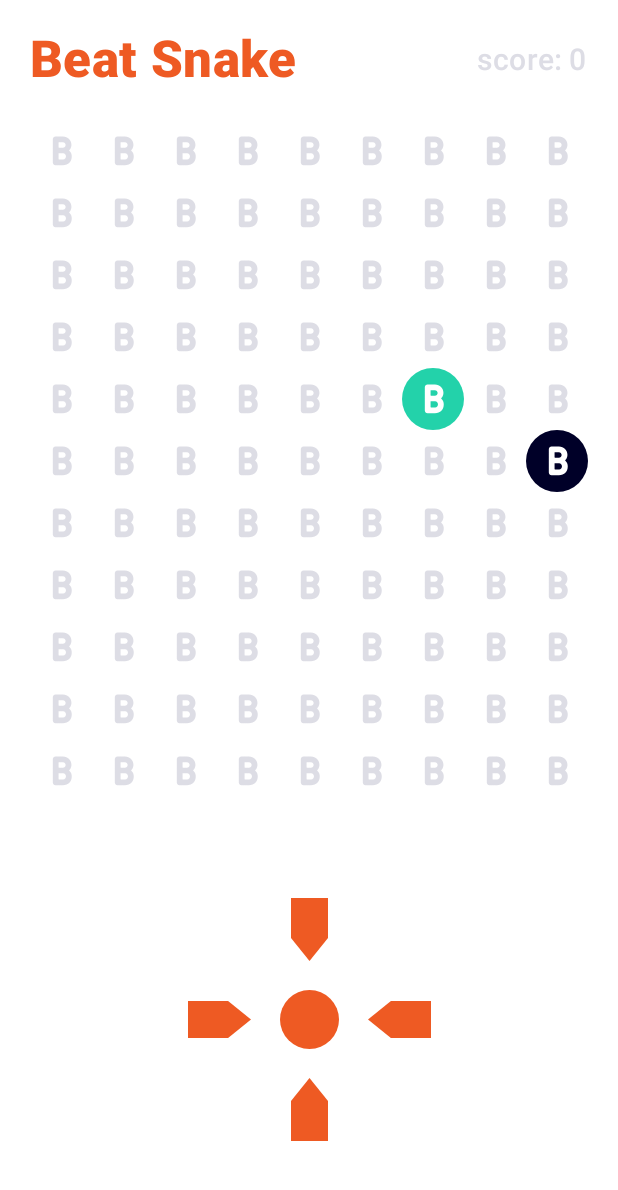
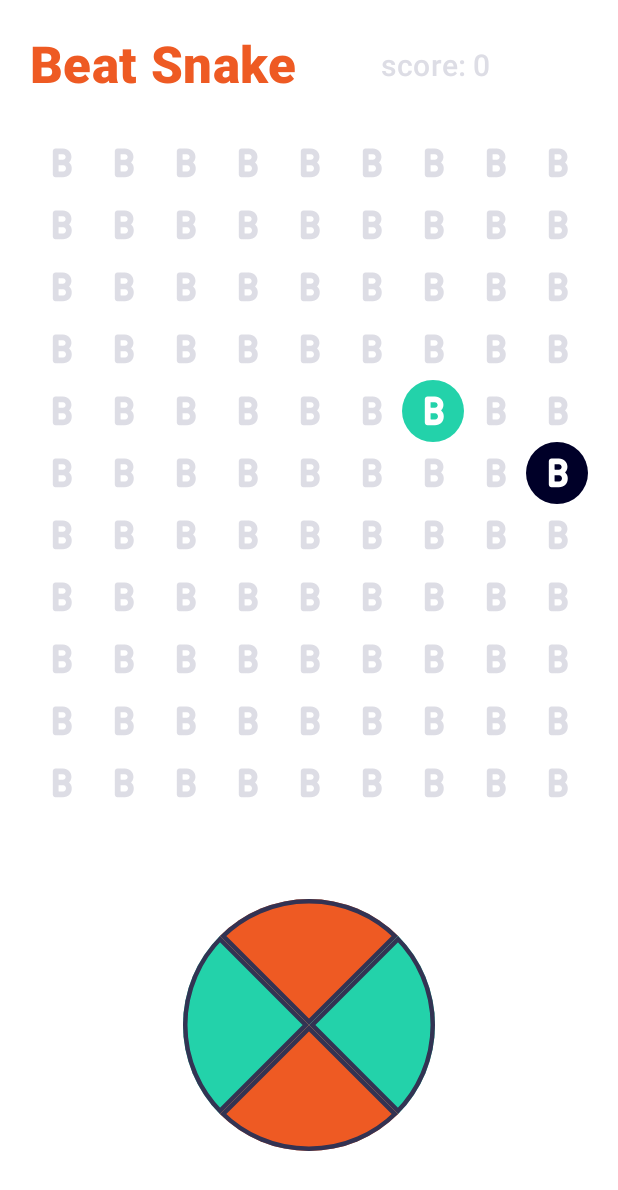
Before and after one commit to timlam9/BeatSnakeChallenge, an Android app built with Jetpack Compose: the screen it shows after launch (MainActivity), on a phone screen of 412 x 824 dp. Shown: the top 1190 px of the screen. Run offline under Robolectric (Android 15) with nearby library versions, the phone set to English and light mode, and no system bars.

Commit message:
Introduce pie controller

```diff
--- /dev/null
+++ b/app/src/main/java/com/lamti/beatsnakechallenge/domain/SnakeControllers.kt
@@ -0,0 +1,8 @@
+package com.lamti.beatsnakechallenge.domain
+
+enum class SnakeControllers {
+
+    PieController,
+    Joystick
+
+}
--- a/app/src/main/java/com/lamti/beatsnakechallenge/ui/activity/MainActivity.kt
+++ b/app/src/main/java/com/lamti/beatsnakechallenge/ui/activity/MainActivity.kt
@@ -19,8 +19,10 @@ import androidx.compose.ui.Modifier
 import androidx.compose.ui.graphics.Color
 import androidx.lifecycle.lifecycleScope
 import com.lamti.beatsnakechallenge.domain.Board
+import com.lamti.beatsnakechallenge.domain.SnakeControllers
 import com.lamti.beatsnakechallenge.ui.activity.MainViewModel.Companion.SPEED
 import com.lamti.beatsnakechallenge.ui.components.Joystick
+import com.lamti.beatsnakechallenge.ui.components.PieController
 import com.lamti.beatsnakechallenge.ui.components.Score
 import com.lamti.beatsnakechallenge.ui.components.SnakeBoard
 import com.lamti.beatsnakechallenge.ui.theme.BeatSnakeChallengeTheme
@@ -29,6 +31,12 @@ import kotlinx.coroutines.delay
 import kotlinx.coroutines.isActive
 
 class MainActivity : ComponentActivity() {
+
+    companion object {
+
+        const val CRASH_ANIMATION_DURATION = 300
+
+    }
 
     private val viewModel: MainViewModel by viewModels()
 
@@ -62,16 +70,30 @@ class MainActivity : ComponentActivity() {
     private fun Snake(viewModel: MainViewModel) {
         val board by viewModel.board.collectAsState()
         val score by viewModel.score.collectAsState()
+        val controllers = viewModel.controllers
+
         val animatedColor = crashAnimatedColor()
 
         Column(modifier = Modifier.fillMaxSize()) {
-            Score(score = score.toString())
+            Score(score = score.toString()) {
+                viewModel.onSettingsClicked()
+            }
             SnakeBoard(board = board) { point ->
                 when {
                     board.driver.hasCrashed() && board.driver.head == point -> animatedColor.value
                     else -> viewModel.colorCell(point)
                 }
             }
+            when (controllers) {
+                SnakeControllers.PieController -> {
+                    PieController(
+                        onUpClick = { viewModel.changeDirection(Board.Direction.Up) },
+                        onLeftClick = { viewModel.changeDirection(Board.Direction.Left) },
+                        onRightClick = { viewModel.changeDirection(Board.Direction.Right) },
+                        onDownClick = { viewModel.changeDirection(Board.Direction.Down) }
+                    )
+                }
+                SnakeControllers.Joystick -> {
                     Joystick(
                         onUpClick = { viewModel.changeDirection(Board.Direction.Up) },
                         onLeftClick = { viewModel.changeDirection(Board.Direction.Left) },
@@ -79,6 +101,8 @@ class MainActivity : ComponentActivity() {
                         onDownClick = { viewModel.changeDirection(Board.Direction.Down) },
                         onCenterClick = { viewModel.restartGame() }
                     )
+                }
+            }
         }
     }
 
@@ -90,7 +114,7 @@ class MainActivity : ComponentActivity() {
             targetValue = Navy100,
             animationSpec = infiniteRepeatable(
                 animation = tween(
-                    durationMillis = 150,
+                    durationMillis = CRASH_ANIMATION_DURATION,
                     easing = FastOutSlowInEasing
                 ),
                 repeatMode = RepeatMode.Reverse
--- a/app/src/main/java/com/lamti/beatsnakechallenge/ui/activity/MainViewModel.kt
+++ b/app/src/main/java/com/lamti/beatsnakechallenge/ui/activity/MainViewModel.kt
@@ -1,10 +1,12 @@
 package com.lamti.beatsnakechallenge.ui.activity
 
+import androidx.compose.runtime.*
 import androidx.compose.ui.graphics.Color
 import androidx.lifecycle.ViewModel
 import com.lamti.beatsnakechallenge.domain.Board
 import com.lamti.beatsnakechallenge.domain.Game
 import com.lamti.beatsnakechallenge.domain.Point
+import com.lamti.beatsnakechallenge.domain.SnakeControllers
 import com.lamti.beatsnakechallenge.ui.theme.Mint100
 import com.lamti.beatsnakechallenge.ui.theme.MintBlend14
 import com.lamti.beatsnakechallenge.ui.theme.Navy100
@@ -25,6 +27,9 @@ class MainViewModel : ViewModel() {
     val running: StateFlow<Boolean> = game.running
     val board: StateFlow<Board> = game.board
     val score: StateFlow<Int> = game.score
+
+    var controllers: SnakeControllers by mutableStateOf(SnakeControllers.PieController)
+        private set
 
     fun colorCell(point: Point): Color = when (point) {
         in board.value.driver.body -> MintBlend14
@@ -47,4 +52,11 @@ class MainViewModel : ViewModel() {
         }
     }
 
+    fun onSettingsClicked() {
+        controllers = when(controllers) {
+            SnakeControllers.PieController -> SnakeControllers.Joystick
+            SnakeControllers.Joystick -> SnakeControllers.PieController
+        }
+    }
+
 }
--- /dev/null
+++ b/app/src/main/java/com/lamti/beatsnakechallenge/ui/components/PieController.kt
@@ -0,0 +1,275 @@
+package com.lamti.beatsnakechallenge.ui.components
+
+import androidx.compose.foundation.background
+import androidx.compose.foundation.clickable
+import androidx.compose.foundation.layout.Box
+import androidx.compose.foundation.layout.fillMaxSize
+import androidx.compose.foundation.layout.padding
+import androidx.compose.foundation.layout.size
+import androidx.compose.runtime.Composable
+import androidx.compose.ui.Alignment
+import androidx.compose.ui.Modifier
+import androidx.compose.ui.draw.drawBehind
+import androidx.compose.ui.geometry.Offset
+import androidx.compose.ui.geometry.Rect
+import androidx.compose.ui.geometry.Size
+import androidx.compose.ui.graphics.Outline
+import androidx.compose.ui.graphics.Path
+import androidx.compose.ui.graphics.Shape
+import androidx.compose.ui.graphics.drawscope.Stroke
+import androidx.compose.ui.graphics.drawscope.scale
+import androidx.compose.ui.graphics.graphicsLayer
+import androidx.compose.ui.tooling.preview.Preview
+import androidx.compose.ui.unit.Density
+import androidx.compose.ui.unit.LayoutDirection
+import androidx.compose.ui.unit.dp
+import com.lamti.beatsnakechallenge.ui.components.PieShape.PieControllerType.*
+import com.lamti.beatsnakechallenge.ui.theme.Mint100
+import com.lamti.beatsnakechallenge.ui.theme.Navy80
+import com.lamti.beatsnakechallenge.ui.theme.Orange100
+
+private val controllerColorOne = Orange100
+private val controllerColorTwo = Mint100
+private val separatorColor = Navy80
+
+@Composable
+fun PieController(
+    onUpClick: () -> Unit = {},
+    onLeftClick: () -> Unit = {},
+    onRightClick: () -> Unit = {},
+    onDownClick: () -> Unit = {},
+) {
+    val size = 200.dp
+    val padding = 16.dp
+    Box(
+        modifier = Modifier.fillMaxSize(),
+        contentAlignment = Alignment.Center
+    ) {
+        LeftPie(
+            modifier = Modifier
+                .size(size)
+                .padding(padding),
+            onClick = onLeftClick
+        )
+        UpPie(
+            modifier = Modifier
+                .size(size)
+                .padding(padding),
+            onClick = onUpClick
+        )
+        RightPie(
+            modifier = Modifier
+                .size(size)
+                .padding(padding),
+            onClick = onRightClick
+        )
+        DownPie(
+            modifier = Modifier
+                .size(size)
+                .padding(padding),
+            onClick = onDownClick
+        )
+    }
+}
+
+@Composable
+private fun LeftPie(modifier: Modifier, onClick: () -> Unit) {
+    val leftShape = PieShape(Left)
+    Box(
+        modifier = modifier
+            .graphicsLayer {
+                shadowElevation = 0.dp.toPx()
+                shape = leftShape
+                clip = true
+            }
+            .background(color = controllerColorTwo)
+            .drawBehind {
+                scale(scale = 1f) {
+                    drawPath(
+                        path = leftShape.drawPath(size = size),
+                        color = separatorColor,
+                        style = Stroke(
+                            width = 6.dp.toPx()
+                        )
+                    )
+                }
+            }
+            .clickable { onClick() }
+    )
+}
+
+@Composable
+private fun UpPie(modifier: Modifier, onClick: () -> Unit) {
+    val upShape = PieShape(Up)
+    Box(
+        modifier = modifier
+            .graphicsLayer {
+                shadowElevation = 0.dp.toPx()
+                shape = upShape
+                clip = true
+            }
+            .background(color = controllerColorOne)
+            .drawBehind {
+                scale(scale = 1f) {
+                    drawPath(
+                        path = upShape.drawPath(size = size),
+                        color = separatorColor,
+                        style = Stroke(width = 6.dp.toPx())
+                    )
+                }
+            }
+            .clickable { onClick() }
+    )
+}
+
+@Composable
+private fun RightPie(modifier: Modifier, onClick: () -> Unit) {
+    val rightShape = PieShape(Right)
+    Box(
+        modifier = modifier
+            .graphicsLayer {
+                shadowElevation = 0.dp.toPx()
+                shape = rightShape
+                clip = true
+            }
+            .background(color = controllerColorTwo)
+            .drawBehind {
+                scale(scale = 1f) {
+                    drawPath(
+                        path = rightShape.drawPath(size = size),
+                        color = separatorColor,
+                        style = Stroke(width = 6.dp.toPx())
+                    )
+                }
+            }
+            .clickable { onClick() }
+    )
+}
+
+@Composable
+private fun DownPie(modifier: Modifier, onClick: () -> Unit) {
+    val downShape = PieShape(Down)
+    Box(
+        modifier = modifier
+            .graphicsLayer {
+                shadowElevation = 0.dp.toPx()
+                shape = downShape
+                clip = true
+            }
+            .background(color = controllerColorOne)
+            .drawBehind {
+                scale(scale = 1f) {
+                    drawPath(
+                        path = downShape.drawPath(size = size),
+                        color = separatorColor,
+                        style = Stroke(width = 6.dp.toPx())
+                    )
+                }
+            }
+            .clickable { onClick() }
+    )
+}
+
+class PieShape(private val type: PieControllerType) : Shape {
+
+    enum class PieControllerType {
+
+        Up,
+        Right,
+        Down,
+        Left
+
+    }
+
+    override fun createOutline(
+        size: Size,
+        layoutDirection: LayoutDirection,
+        density: Density
+    ): Outline {
+        return Outline.Generic(
+            path = drawPath(size)
+        )
+    }
+
+    fun drawPath(size: Size) = when (type) {
+        Up -> drawUpPath(size)
+        Right -> drawRightPath(size)
+        Down -> drawDownPath(size)
+        Left -> drawLeftPath(size)
+    }
+
+    private fun drawLeftPath(size: Size): Path {
+        return Path().apply {
+            reset()
+            arcTo(
+                rect = Rect(
+                    Offset(0f, 0f),
+                    Size(size.height, size.height)
+                ),
+                startAngleDegrees = 135f,
+                sweepAngleDegrees = 90f,
+                forceMoveTo = false
+            )
+            lineTo(x = size.height / 2, y = size.width / 2)
+            close()
+        }
+    }
+
+    private fun drawDownPath(size: Size): Path {
+        return Path().apply {
+            reset()
+            arcTo(
+                rect = Rect(
+                    Offset(0f, 0f),
+                    Size(size.height, size.height)
+                ),
+                startAngleDegrees = 45f,
+                sweepAngleDegrees = 90f,
+                forceMoveTo = false
+            )
+            lineTo(x = size.height / 2, y = size.width / 2)
+            close()
+        }
+    }
+
+    private fun drawRightPath(size: Size): Path {
+        return Path().apply {
+            reset()
+            arcTo(
+                rect = Rect(
+                    Offset(0f, 0f),
+                    Size(size.height, size.height)
+                ),
+                startAngleDegrees = -45f,
+                sweepAngleDegrees = 90f,
+                forceMoveTo = false
+            )
+            lineTo(x = size.height / 2, y = size.width / 2)
+            close()
+        }
+    }
+
+    private fun drawUpPath(size: Size): Path {
+        return Path().apply {
+            reset()
+            arcTo(
+                rect = Rect(
+                    Offset(0f, 0f),
+                    Size(size.height, size.height)
+                ),
+                startAngleDegrees = -135f,
+                sweepAngleDegrees = 90f,
+                forceMoveTo = false
+            )
+            lineTo(x = size.height / 2, y = size.width / 2)
+            close()
+        }
+    }
+
+}
+
+@Preview
+@Composable
+fun PiePreview() {
+    PieController()
+}
--- a/app/src/main/java/com/lamti/beatsnakechallenge/ui/components/Score.kt
+++ b/app/src/main/java/com/lamti/beatsnakechallenge/ui/components/Score.kt
@@ -1,17 +1,22 @@
 package com.lamti.beatsnakechallenge.ui.components
 
 import androidx.compose.foundation.layout.*
+import androidx.compose.material.Icon
+import androidx.compose.material.IconButton
 import androidx.compose.material.MaterialTheme
 import androidx.compose.material.Text
+import androidx.compose.material.icons.Icons
+import androidx.compose.material.icons.filled.Settings
 import androidx.compose.runtime.Composable
 import androidx.compose.ui.Alignment
 import androidx.compose.ui.Modifier
+import androidx.compose.ui.graphics.Color
 import androidx.compose.ui.text.font.FontWeight
 import androidx.compose.ui.unit.dp
 import com.lamti.beatsnakechallenge.ui.theme.Orange100
 
 @Composable
-fun Score(score: String) {
+fun Score(score: String, onSettingsClicked: () -> Unit) {
     Row(
         modifier = Modifier
             .fillMaxWidth()
@@ -28,7 +33,15 @@ fun Score(score: String) {
         Text(
             text = "score: $score",
             style = MaterialTheme.typography.h6.copy(fontWeight = FontWeight.SemiBold),
-            color = MaterialTheme.colors.onBackground
+            color = MaterialTheme.colors.onBackground,
+            modifier = Modifier.padding(end = 16.dp)
         )
+        IconButton(onClick = onSettingsClicked) {
+            Icon(
+                Icons.Filled.Settings,
+                contentDescription = "Settings button",
+                tint = Color.White
+            )
+        }
     }
 }
```
Lines whose indentation alone changed are shown as unchanged.
